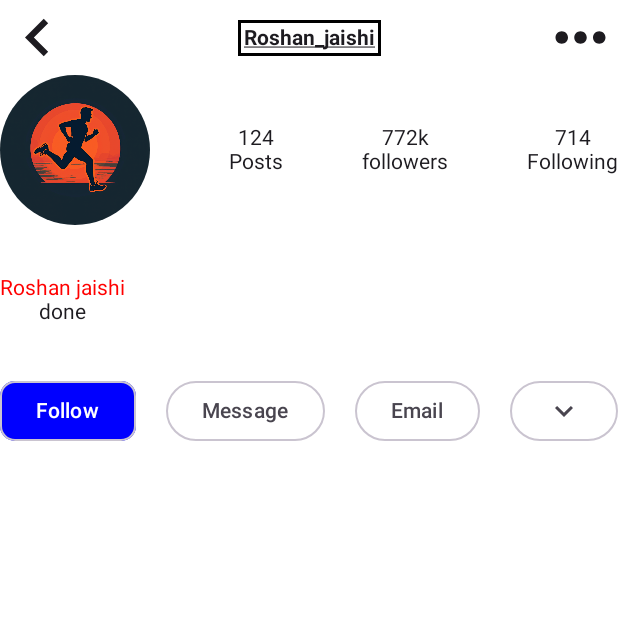
After one commit to abcsilence/Kotlin-example, an Android app built with Jetpack Compose: the ProfileActivity screen opened directly, with no data from a screen before it, on a phone screen of 412 x 824 dp, the top half of it. The commit adds this screen. Run offline under Robolectric (Android 15) with nearby library versions, the phone set to English and light mode, and no system bars.

Commit message:
First Commit

```diff
--- /dev/null
+++ b/app/src/main/java/com/example/myapplication/ProfileActivity.kt
@@ -0,0 +1,175 @@
+package com.example.myapplication
+
+import android.graphics.Paint
+import android.os.Bundle
+import androidx.activity.ComponentActivity
+import androidx.activity.compose.setContent
+import androidx.activity.enableEdgeToEdge
+import androidx.compose.foundation.Image
+import androidx.compose.foundation.background
+import androidx.compose.foundation.border
+import androidx.compose.foundation.clickable
+import androidx.compose.foundation.layout.Arrangement
+import androidx.compose.foundation.layout.Column
+import androidx.compose.foundation.layout.PaddingValues
+import androidx.compose.foundation.layout.Row
+import androidx.compose.foundation.layout.fillMaxHeight
+import androidx.compose.foundation.layout.fillMaxSize
+import androidx.compose.foundation.layout.fillMaxWidth
+import androidx.compose.foundation.layout.height
+import androidx.compose.foundation.layout.padding
+import androidx.compose.foundation.layout.width
+import androidx.compose.foundation.shape.RoundedCornerShape
+import androidx.compose.material.icons.Icons
+import androidx.compose.material.icons.filled.KeyboardArrowDown
+import androidx.compose.material.icons.filled.KeyboardArrowLeft
+import androidx.compose.material3.Button
+import androidx.compose.material3.ButtonDefaults
+import androidx.compose.material3.Icon
+import androidx.compose.material3.OutlinedButton
+import androidx.compose.material3.Scaffold
+import androidx.compose.material3.Text
+import androidx.compose.runtime.Composable
+import androidx.compose.ui.Alignment
+import androidx.compose.ui.Modifier
+import androidx.compose.ui.draw.clip
+import androidx.compose.ui.graphics.Color
+import androidx.compose.ui.layout.ContentScale
+import androidx.compose.ui.res.painterResource
+import androidx.compose.ui.text.TextStyle
+import androidx.compose.ui.text.font.FontWeight
+import androidx.compose.ui.text.style.TextDecoration
+import androidx.compose.ui.tooling.preview.Preview
+import androidx.compose.ui.unit.dp
+import androidx.compose.ui.unit.sp
+import androidx.core.app.NotificationCompat.Style
+import com.example.myapplication.ui.theme.MyApplicationTheme
+
+class ProfileActivity : ComponentActivity() {
+    override fun onCreate(savedInstanceState: Bundle?) {
+        super.onCreate(savedInstanceState)
+        enableEdgeToEdge()
+        setContent {
+            Scaffold { innerPadding ->
+               ProfileBody(innerPadding= innerPadding)
+
+                }
+            }
+        }
+    }
+
+@Composable
+fun ProfileBody(innerPadding : PaddingValues) {
+    Column(
+        modifier = Modifier.padding(innerPadding).background(color = Color.White).fillMaxSize()
+    ) {
+        Row(
+            modifier = Modifier.fillMaxWidth(),
+            verticalAlignment = Alignment.CenterVertically,
+            horizontalArrangement = Arrangement.SpaceBetween
+
+        ) {
+            Icon(
+                imageVector = Icons.Default.KeyboardArrowLeft, contentDescription = null,
+                modifier = Modifier.height(50.dp).width(50.dp)
+            )
+
+            Text(
+                text = "Roshan_jaishi",
+                modifier = Modifier
+                    .border(2.dp, Color.Black)  // Adjust the border width and color as needed
+                    .padding(4.dp),  // Optional: Adds padding inside the border to avoid text touching it
+                style = TextStyle(
+                    textDecoration = TextDecoration.Underline,
+                    fontWeight = FontWeight.Bold
+                )
+            )
+            Icon(
+                painter = painterResource(R.drawable.baseline_more_horiz_24),
+                contentDescription = null,
+                modifier = Modifier.height(50.dp).width(50.dp).padding(0.dp)
+            )
+        }
+        Row (
+            modifier = Modifier.height(100.dp).fillMaxWidth(),
+            verticalAlignment = Alignment.CenterVertically,
+            horizontalArrangement = Arrangement.SpaceBetween
+        ){
+            Image(
+                painter = painterResource(R.drawable.logologin),
+                contentDescription = null,
+                contentScale = ContentScale.Crop,
+                modifier = Modifier.height(100.dp).width(100.dp).padding(0.dp).fillMaxHeight().clip(shape = RoundedCornerShape(100.dp))
+
+            )
+            Column(
+                modifier = Modifier.fillMaxHeight(),
+                verticalArrangement = Arrangement.Center,
+                horizontalAlignment = Alignment.CenterHorizontally
+            ) {
+                Text(text = "124")
+                Text(text = "Posts")
+            }
+            Column(
+                modifier = Modifier.fillMaxHeight(),
+                verticalArrangement = Arrangement.Center,
+                horizontalAlignment = Alignment.CenterHorizontally
+            ) {
+                Text(text = "772k")
+                Text(text = "followers")
+            }
+            Column(
+                modifier = Modifier.fillMaxHeight(),
+                verticalArrangement = Arrangement.Center,
+                horizontalAlignment = Alignment.CenterHorizontally
+            ) {
+                Text(text = "714")
+                Text(text = "Following")
+            }
+        }
+        Row (
+            modifier = Modifier.height(100.dp).fillMaxWidth(),
+            verticalAlignment = Alignment.CenterVertically,
+            horizontalArrangement = Arrangement.SpaceBetween
+
+        ){
+            Column(
+                modifier = Modifier.fillMaxHeight(),
+                verticalArrangement = Arrangement.Center,
+                horizontalAlignment = Alignment.CenterHorizontally
+            ) {
+                Text(text = "Roshan jaishi",
+                 style= TextStyle(color= Color.Red))
+                Text(text = "done")
+            }
+        }
+        Row (modifier = Modifier.height(100.dp).fillMaxWidth(),
+            horizontalArrangement = Arrangement.SpaceBetween) {
+            OutlinedButton(onClick = {}, shape= RoundedCornerShape(10.dp), colors = ButtonDefaults.buttonColors(
+                containerColor = Color.Blue,
+                contentColor = Color.White
+            )){
+                Text(text = "Follow")
+            }
+            OutlinedButton(onClick ={} ) {
+                Text(text="Message")
+            }
+            OutlinedButton(onClick ={}) {
+                Text(text ="Email")
+            }
+            OutlinedButton(onClick ={}) {
+                Icon(imageVector = Icons.Default.KeyboardArrowDown, contentDescription = null)
+
+            }
+
+
+        }
+
+
+    }
+}
+@Preview(showBackground = true)
+@Composable
+fun PreviewProfile(){
+    ProfileBody(innerPadding = PaddingValues(0.dp))
+}
--- /dev/null
+++ b/app/src/main/res/drawable/baseline_more_horiz_24.xml
@@ -0,0 +1,5 @@
+<vector xmlns:android="http://schemas.android.com/apk/res/android" android:height="24dp" android:tint="#000000" android:viewportHeight="24" android:viewportWidth="24" android:width="24dp">
+
+    <path android:fillColor="@android:color/white" android:pathData="M6,10c-1.1,0 -2,0.9 -2,2s0.9,2 2,2 2,-0.9 2,-2 -0.9,-2 -2,-2zM18,10c-1.1,0 -2,0.9 -2,2s0.9,2 2,2 2,-0.9 2,-2 -0.9,-2 -2,-2zM12,10c-1.1,0 -2,0.9 -2,2s0.9,2 2,2 2,-0.9 2,-2 -0.9,-2 -2,-2z"/>
+
+</vector>
--- a/app/src/main/res/values/strings.xml
+++ b/app/src/main/res/values/strings.xml
@@ -1,3 +1,5 @@
 <resources>
     <string name="app_name">My Application</string>
+    <string name="title_activity_profile">ProfileActivity</string>
+    <string name="title_activity_card_example">CardExample</string>
 </resources>
```
Also changed, not shown: app/src/main/AndroidManifest.xml (+10 -0 lines), app/src/main/java/com/example/myapplication/CardExample.kt (added, +157 -0 lines), app/src/main/res/drawable/address_icon.png (added), app/src/main/res/drawable/bankcard_icon.png (added), app/src/main/res/drawable/character_icon.png (added), app/src/main/res/drawable/logistics_icon.png (added), app/src/main/res/drawable/logologin.png (added), app/src/main/res/drawable/password_icon.png (added), app/src/main/res/drawable/text_icon.png (added), 1 other file.
